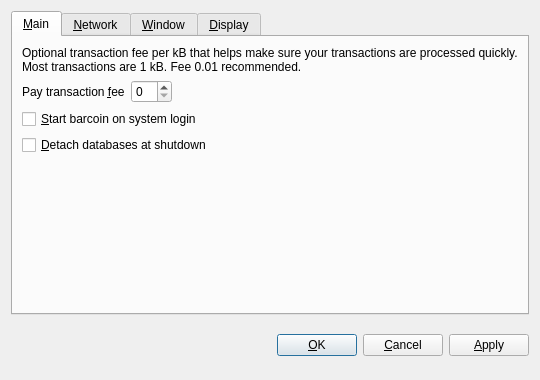
Before: the Qt Designer form src/qt/forms/optionsdialog.ui in DigitalCurrencyProgramming/VanCoin, drawn with Qt 5.
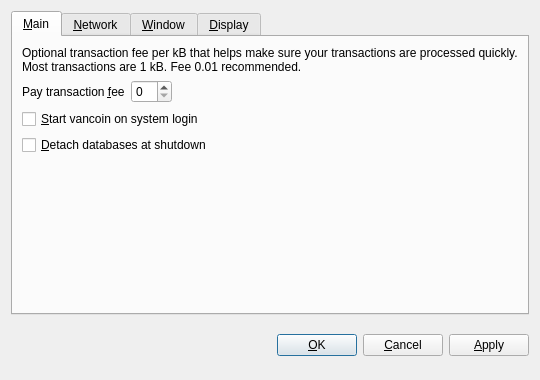
After: the same form once the commit is applied. The open tabs and pages were chosen to show the change. Custom widgets are drawn as their Qt base class.

```diff
--- a/src/qt/forms/optionsdialog.ui
+++ b/src/qt/forms/optionsdialog.ui
@@ -82,7 +82,7 @@
           <string>Automatically start barcoin after logging in to the system.</string>
          </property>
          <property name="text">
-          <string>&amp;Start barcoin on system login</string>
+          <string>&amp;Start vancoin on system login</string>
          </property>
         </widget>
        </item>
```
Left out of the diff: 10 changed lines with no effect on the pictures.
